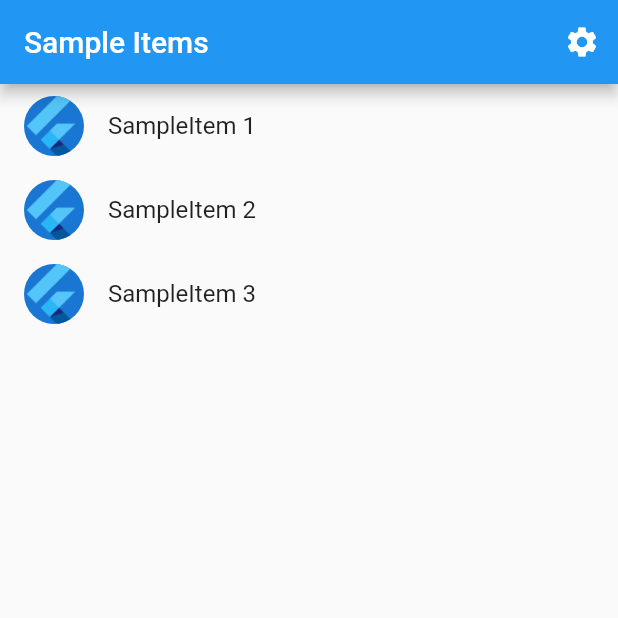
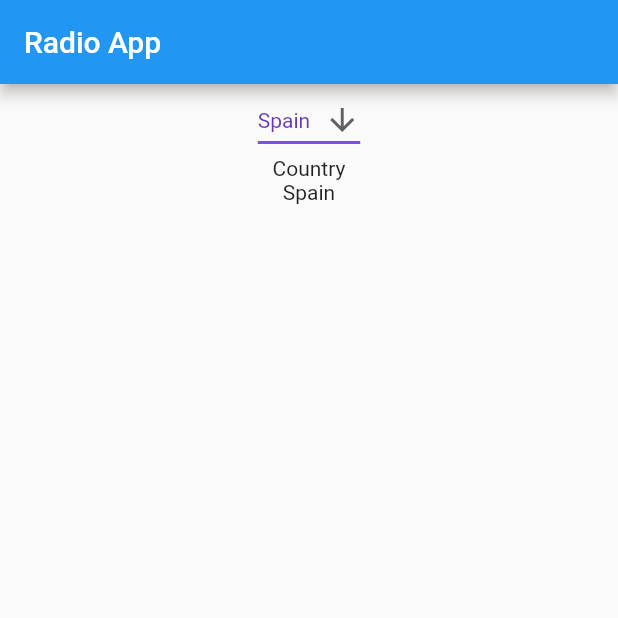
Before and after one commit to jlpg81/radio-app, a Flutter app: the screen it shows after launch, on a phone screen of 412 x 824 dp, the top half of it. Run offline on Flutter 3.47's test engine with Material 2 defaults, Android fonts, the phone set to English and light mode, and no system bars.

Commit message:
added country selector

```diff
--- /dev/null
+++ b/lib/helpers/country_list.dart
@@ -0,0 +1,7 @@
+List<String> countryList = <String>['Spain', 'France', 'Austria'];
+
+List countryList2 = [
+  {'name': 'Spain', 'code': 'ES'},
+  {'name': 'France', 'code': 'FR'},
+  {'name': 'Austria', 'code': 'AU'},
+];
--- /dev/null
+++ b/lib/src/home/country_selector.dart
@@ -0,0 +1,44 @@
+import 'package:flutter/material.dart';
+import 'package:radio_app/helpers/country_list.dart' as country_list;
+
+// const List<String> list2 = <String>['Onee', 'Two', 'Three', 'Four'];
+List<String> list = country_list.countryList;
+
+class CountrySelector extends StatefulWidget {
+  const CountrySelector({super.key, required this.changeCountry});
+
+  final Function changeCountry;
+
+  @override
+  State<CountrySelector> createState() => _CountrySelectorState();
+}
+
+class _CountrySelectorState extends State<CountrySelector> {
+  String dropdownValue = list.first;
+
+  @override
+  Widget build(BuildContext context) {
+    return DropdownButton<String>(
+      value: dropdownValue,
+      icon: const Icon(Icons.arrow_downward),
+      elevation: 16,
+      style: const TextStyle(color: Colors.deepPurple),
+      underline: Container(
+        height: 2,
+        color: Colors.deepPurpleAccent,
+      ),
+      onChanged: (String? value) {
+        widget.changeCountry(value);
+        setState(() {
+          dropdownValue = value!;
+        });
+      },
+      items: list.map<DropdownMenuItem<String>>((String value) {
+        return DropdownMenuItem<String>(
+          value: value,
+          child: Text(value),
+        );
+      }).toList(),
+    );
+  }
+}
--- /dev/null
+++ b/lib/src/home/home.dart
@@ -0,0 +1,54 @@
+import 'dart:convert';
+import 'package:flutter/material.dart';
+import 'package:flutter/services.dart';
+
+import 'package:radio_app/src/home/country_selector.dart';
+
+class Home extends StatefulWidget {
+  const Home({super.key});
+
+  @override
+  State<Home> createState() => _HomeState();
+}
+
+class _HomeState extends State<Home> {
+  List completeList = [];
+  String selectedCountry = 'Spain';
+
+  void changeCountry(String country) {
+    setState(() {
+      selectedCountry = country;
+    });
+  }
+
+  Future<void> readJson() async {
+    final String response =
+        await rootBundle.loadString('assets/radio_stations.json');
+    final data = await json.decode(response);
+    setState(() {
+      completeList = data;
+    });
+  }
+
+  @override
+  Widget build(BuildContext context) {
+    if (completeList.isEmpty) {
+      readJson();
+    }
+
+    return Scaffold(
+      appBar: AppBar(
+        title: const Text('Radio App'),
+      ),
+      body: Center(
+        child: Column(
+          children: [
+            CountrySelector(changeCountry: changeCountry),
+            const Text('Country'),
+            Text(selectedCountry),
+          ],
+        ),
+      ),
+    );
+  }
+}
--- a/lib/src/sample_feature/sample_item_details_view.dart
+++ b/lib/src/sample_feature/sample_item_details_view.dart
@@ -28,9 +28,6 @@ class _SampleItemDetailsViewState extends State<SampleItemDetailsView> {
 
   @override
   Widget build(BuildContext context) {
-    print('_items');
-    print(_items);
-
     if (_items.isEmpty) {
       readJson();
     }
```
Also changed, not shown: lib/helpers/api.dart (+0 -7 lines), lib/src/app.dart (+7 -28 lines), lib/src/player/player.dart (added).
